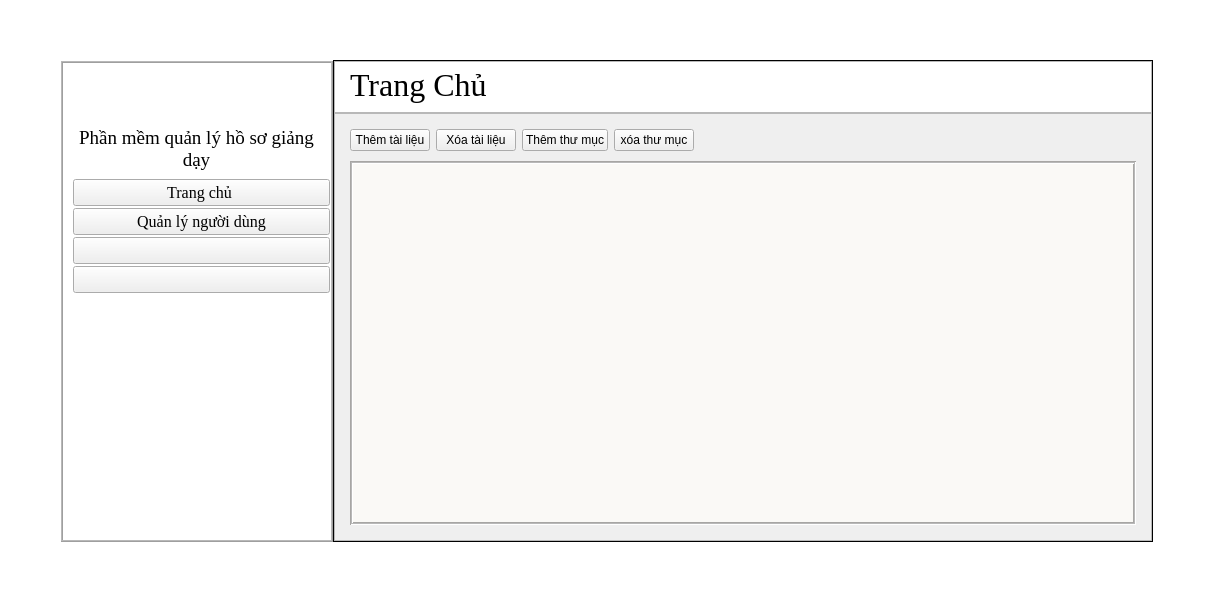
Qt form ui/admin_dashboard.ui (DTNS2905/App_quan_ly_python_qt_) before a commit.
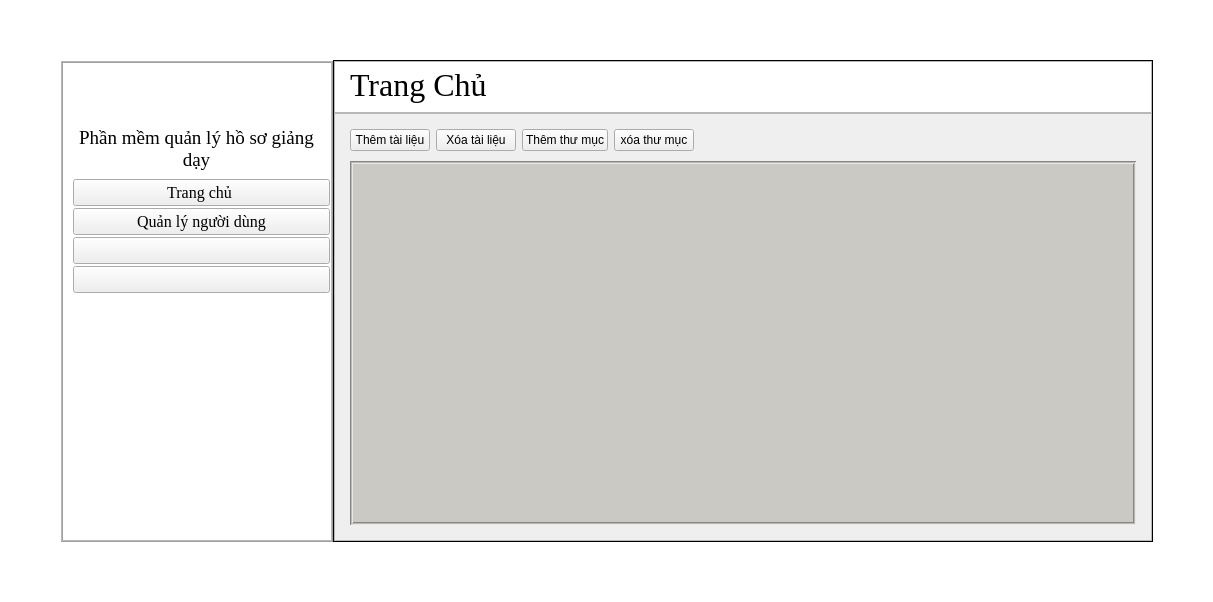
The same form after that commit. The open tabs and pages were chosen to show the change. Icons and pictures are not drawn.

Commit message: add icon for items in tree view and format data in permission view

The edit to the form file:
```diff
--- a/ui/admin_dashboard.ui
+++ b/ui/admin_dashboard.ui
@@ -1186,9 +1186,9 @@
                        <colorrole role="Button">
                         <brush brushstyle="SolidPattern">
                          <color alpha="255">
-                          <red>250</red>
-                          <green>249</green>
-                          <blue>246</blue>
+                          <red>203</red>
+                          <green>201</green>
+                          <blue>196</blue>
                          </color>
                         </brush>
                        </colorrole>
@@ -1213,18 +1213,18 @@
                        <colorrole role="Base">
                         <brush brushstyle="SolidPattern">
                          <color alpha="255">
-                          <red>250</red>
-                          <green>249</green>
-                          <blue>246</blue>
+                          <red>203</red>
+                          <green>201</green>
+                          <blue>196</blue>
                          </color>
                         </brush>
                        </colorrole>
                        <colorrole role="Window">
                         <brush brushstyle="SolidPattern">
                          <color alpha="255">
-                          <red>250</red>
-                          <green>249</green>
-                          <blue>246</blue>
+                          <red>203</red>
+                          <green>201</green>
+                          <blue>196</blue>
                          </color>
                         </brush>
                        </colorrole>
@@ -1251,9 +1251,9 @@
                        <colorrole role="Button">
                         <brush brushstyle="SolidPattern">
                          <color alpha="255">
-                          <red>250</red>
-                          <green>249</green>
-                          <blue>246</blue>
+                          <red>203</red>
+                          <green>201</green>
+                          <blue>196</blue>
                          </color>
                         </brush>
                        </colorrole>
@@ -1278,18 +1278,18 @@
                        <colorrole role="Base">
                         <brush brushstyle="SolidPattern">
                          <color alpha="255">
-                          <red>250</red>
-                          <green>249</green>
-                          <blue>246</blue>
+                          <red>203</red>
+                          <green>201</green>
+                          <blue>196</blue>
                          </color>
                         </brush>
                        </colorrole>
                        <colorrole role="Window">
                         <brush brushstyle="SolidPattern">
                          <color alpha="255">
-                          <red>250</red>
-                          <green>249</green>
-                          <blue>246</blue>
+                          <red>203</red>
+                          <green>201</green>
+                          <blue>196</blue>
                          </color>
                         </brush>
                        </colorrole>
@@ -1316,9 +1316,9 @@
                        <colorrole role="Button">
                         <brush brushstyle="SolidPattern">
                          <color alpha="255">
-                          <red>250</red>
-                          <green>249</green>
-                          <blue>246</blue>
+                          <red>203</red>
+                          <green>201</green>
+                          <blue>196</blue>
                          </color>
                         </brush>
                        </colorrole>
@@ -1343,18 +1343,18 @@
                        <colorrole role="Base">
                         <brush brushstyle="SolidPattern">
                          <color alpha="255">
-                          <red>250</red>
-                          <green>249</green>
-                          <blue>246</blue>
+                          <red>203</red>
+                          <green>201</green>
+                          <blue>196</blue>
                          </color>
                         </brush>
                        </colorrole>
                        <colorrole role="Window">
                         <brush brushstyle="SolidPattern">
                          <color alpha="255">
-                          <red>250</red>
-                          <green>249</green>
-                          <blue>246</blue>
+                          <red>203</red>
+                          <green>201</green>
+                          <blue>196</blue>
                          </color>
                         </brush>
                        </colorrole>
@@ -1374,31 +1374,7 @@
                      <enum>Qt::FocusPolicy::NoFocus</enum>
                     </property>
                     <property name="styleSheet">
-                     <string notr="true">QTreeView::branch:has-siblings:!adjoins-item {
-    border-image: url(vline.png) 0;
-}
-
-QTreeView::branch:has-siblings:adjoins-item {
-    border-image: url(branch-more.png) 0;
-}
-
-QTreeView::branch:!has-children:!has-siblings:adjoins-item {
-    border-image: url(branch-end.png) 0;
-}
-
-QTreeView::branch:has-children:!has-siblings:closed,
-QTreeView::branch:closed:has-children:has-siblings {
-        border-image: none;
-        image: url(branch-closed.png);
-}
-
-QTreeView::branch:open:has-children:!has-siblings,
-QTreeView::branch:open:has-children:has-siblings  {
-        border-image: none;
-        image: url(branch-open.png);
-}
-
-QTreeView {
+                     <string notr="true">QTreeView {
     show-decoration-selected: 1;
 }
 
@@ -1428,7 +1404,7 @@
 }
 
 .QTreeView {
-background-color:#FAF9F6;
+background-color:rgb(203, 201, 196);
 color:black;
 }</string>
                     </property>
```
Left out of the diff: 33 changed lines with no effect on the pictures. The commit also changes 7 other files.
